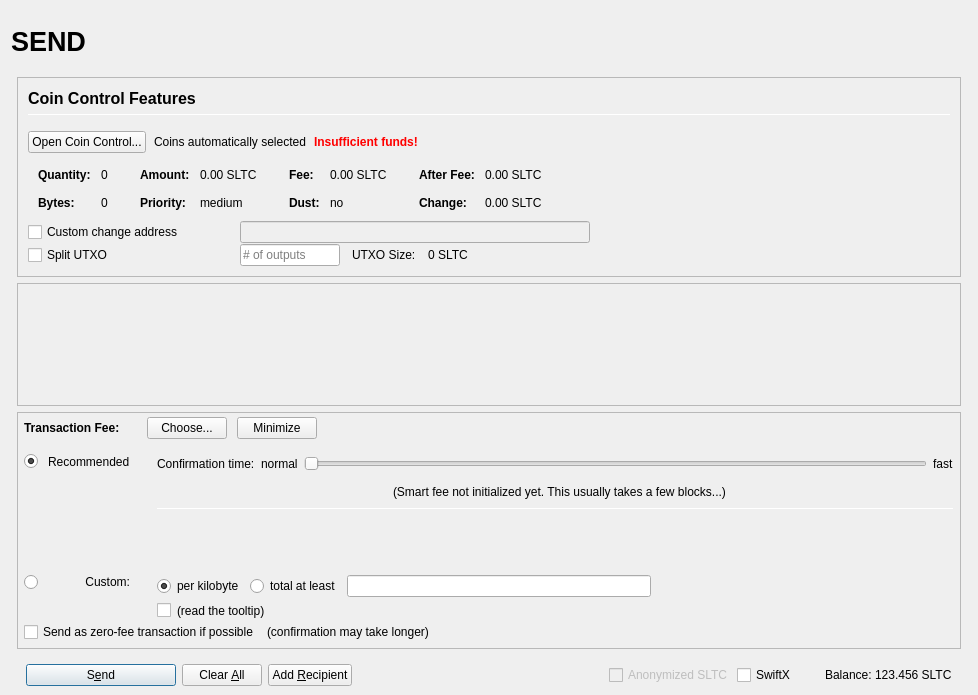
Before: the Qt Designer form src/qt/forms/sendcoinsdialog.ui in ToranTeam/Toran, drawn with Qt 5.
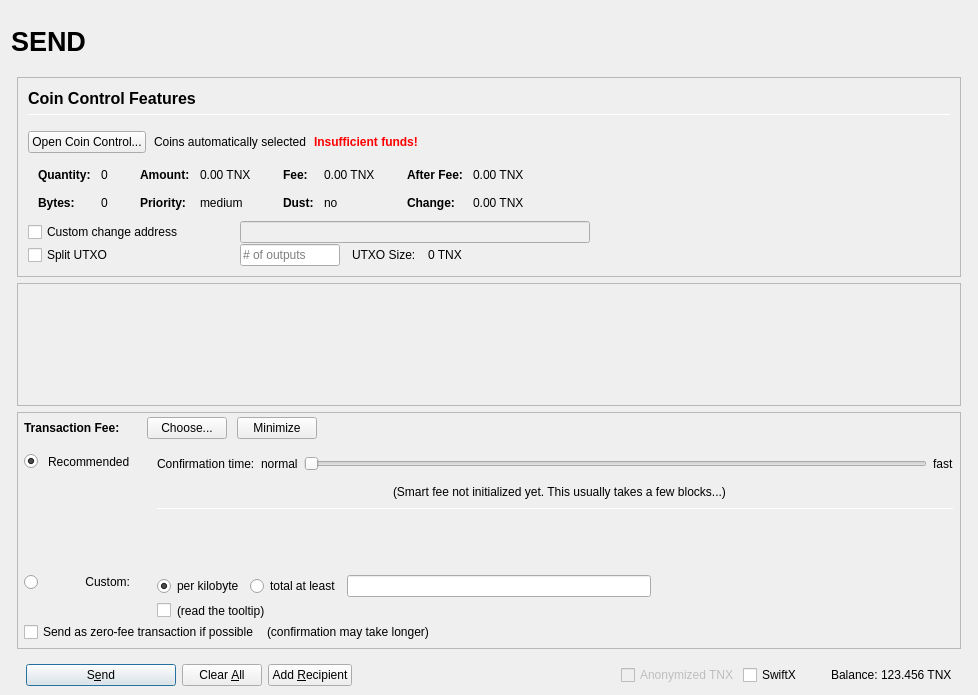
After: the same form once the commit is applied. Icons and pictures are not drawn. Custom widgets are drawn as their Qt base class.

```diff
--- a/src/qt/forms/sendcoinsdialog.ui
+++ b/src/qt/forms/sendcoinsdialog.ui
@@ -493,7 +493,7 @@
                         <enum>Qt::ActionsContextMenu</enum>
                        </property>
                        <property name="text">
-                        <string notr="true">0.00 SLTC</string>
+                        <string notr="true">0.00 TNX</string>
                        </property>
                        <property name="textInteractionFlags">
                         <set>Qt::LinksAccessibleByMouse|Qt::TextSelectableByKeyboard|Qt::TextSelectableByMouse</set>
@@ -573,7 +573,7 @@
                         <enum>Qt::ActionsContextMenu</enum>
                        </property>
                        <property name="text">
-                        <string notr="true">0.00 SLTC</string>
+                        <string notr="true">0.00 TNX</string>
                        </property>
                        <property name="textInteractionFlags">
                         <set>Qt::LinksAccessibleByMouse|Qt::TextSelectableByKeyboard|Qt::TextSelectableByMouse</set>
@@ -653,7 +653,7 @@
                         <enum>Qt::ActionsContextMenu</enum>
                        </property>
                        <property name="text">
-                        <string notr="true">0.00 SLTC</string>
+                        <string notr="true">0.00 TNX</string>
                        </property>
                        <property name="textInteractionFlags">
                         <set>Qt::LinksAccessibleByMouse|Qt::TextSelectableByKeyboard|Qt::TextSelectableByMouse</set>
@@ -682,7 +682,7 @@
                         <enum>Qt::ActionsContextMenu</enum>
                        </property>
                        <property name="text">
-                        <string notr="true">0.00 SLTC</string>
+                        <string notr="true">0.00 TNX</string>
                        </property>
                        <property name="textInteractionFlags">
                         <set>Qt::LinksAccessibleByMouse|Qt::TextSelectableByKeyboard|Qt::TextSelectableByMouse</set>
@@ -849,7 +849,7 @@
                 <item>
                  <widget class="QLabel" name="labelBlockSize">
                   <property name="text">
-                   <string>0 SLTC</string>
+                   <string>0 TNX</string>
                   </property>
                  </widget>
                 </item>
@@ -1686,7 +1686,7 @@
                 <bool>false</bool>
                </property>
                <property name="text">
-                <string>Anonymized SLTC</string>
+                <string>Anonymized TNX</string>
                </property>
               </widget>
              </item>
@@ -1725,7 +1725,7 @@
                 <cursorShape>IBeamCursor</cursorShape>
                </property>
                <property name="text">
-                <string notr="true">123.456 SLTC</string>
+                <string notr="true">123.456 TNX</string>
                </property>
                <property name="textInteractionFlags">
                 <set>Qt::LinksAccessibleByMouse|Qt::TextSelectableByKeyboard|Qt::TextSelectableByMouse</set>
```
Left out of the diff: 18 changed lines with no effect on the pictures.
